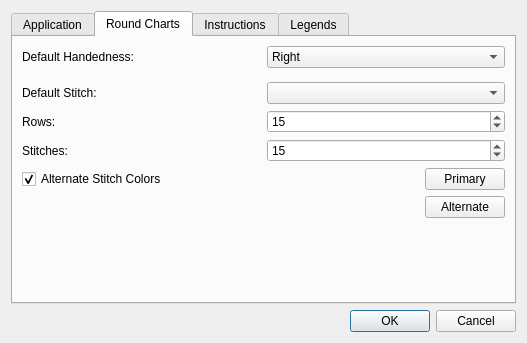
Before: the Qt Designer form src/settings.ui in iPenguin/CrochetCharts, drawn with Qt 5.
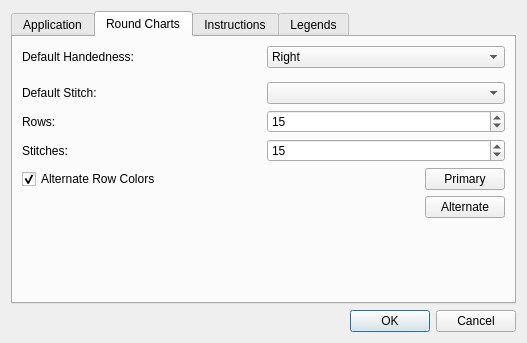
After: the same form once the commit is applied.

Commit message:
Put the alternate color icons on the buttons.
Connected the alternate colors checkbox in the settings.
Added warning message if any settings are requested and are not on
the list.

```diff
--- a/src/settings.ui
+++ b/src/settings.ui
@@ -194,7 +194,7 @@
          <item row="0" column="0">
           <widget class="QCheckBox" name="alternateColors">
            <property name="text">
-            <string>Alternate Stitch Colors</string>
+            <string>Alternate Row Colors</string>
            </property>
            <property name="checked">
             <bool>true</bool>
```
Left out of the diff: 26 changed lines with no effect on the pictures. The commit also changes 2 other files.
